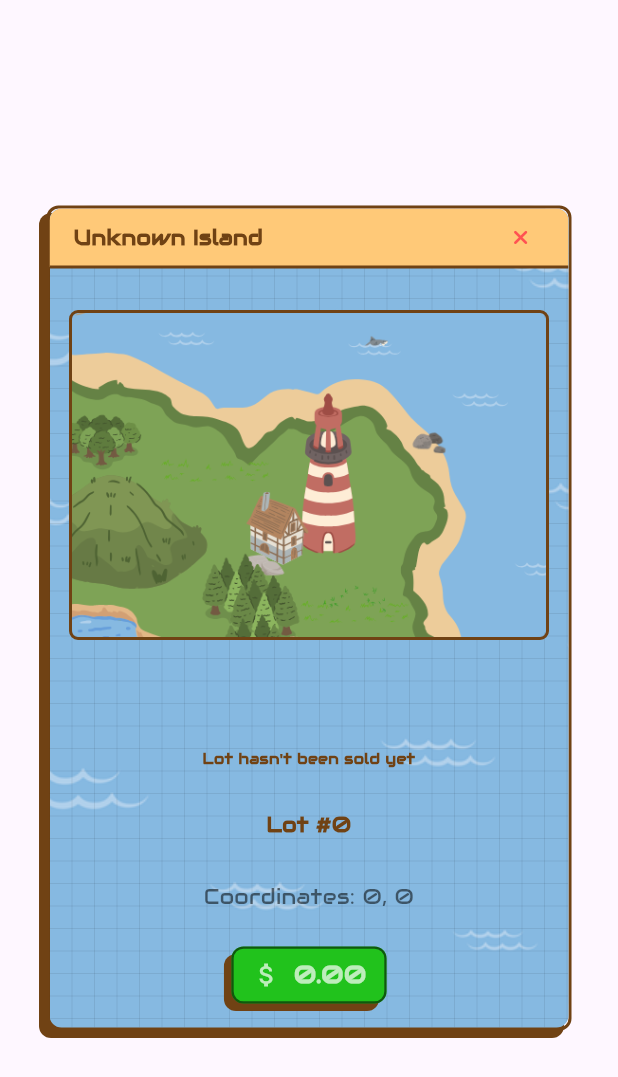
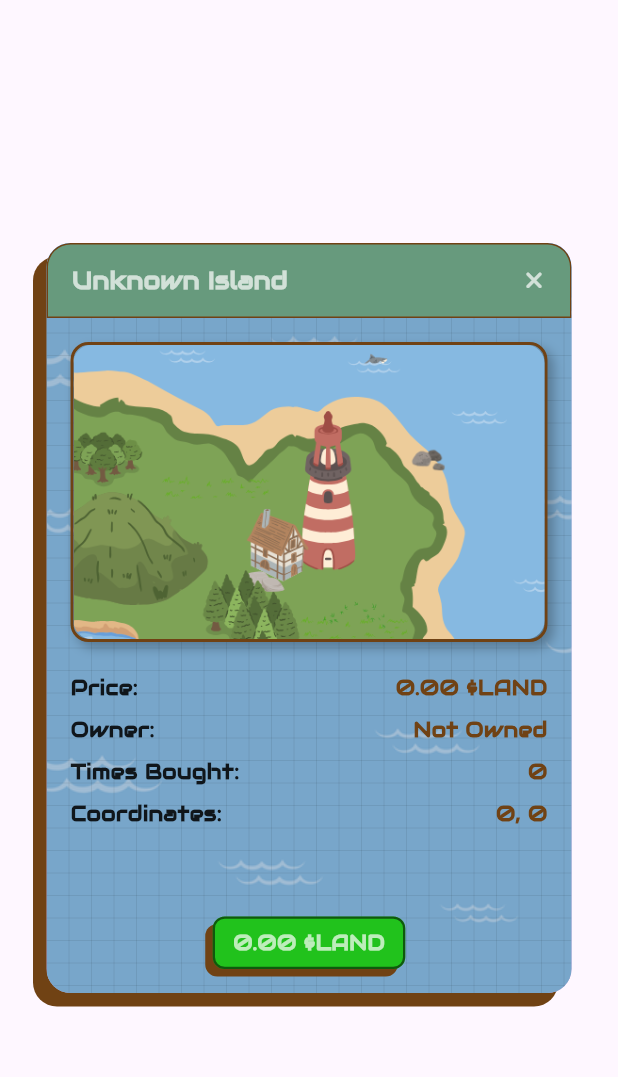
Before and after one commit to romaklym/isla_solara, a Flutter app: the SquareInfoDialog widget shown alone on an empty page, opened directly with empty values, on a phone screen of 412 x 824 dp. Shown: the top 1077 px of the screen. Run offline on Flutter 3.47's test engine with Material 3 defaults, Android fonts, the phone set to English and light mode, and no system bars; our stand-ins replace cloud_firestore, firebase_core, fl_chart, flutter_svg, font_awesome_flutter, go_router; missing offline and left inert: dart:html, dart:js, flutter_gradient_animation_text; accounts and stored records are empty.

Commit message:
updated square info to look different

```diff
--- a/lib/widgets/square_info_dialog.dart
+++ b/lib/widgets/square_info_dialog.dart
@@ -42,7 +42,6 @@ class _SquareInfoDialogState extends State<SquareInfoDialog> {
   Future<void> _loadIslandName() async {
     if (widget.cachedIslandData.containsKey(widget.squareNumber)) {
       // Already cached; set local state from cache (no Firestore read!)
-      print("Using cached data for island #${widget.squareNumber}");
       final cachedData = widget.cachedIslandData[widget.squareNumber]!;
       setState(() {
         islandName = cachedData['name'];
@@ -51,10 +50,6 @@ class _SquareInfoDialogState extends State<SquareInfoDialog> {
         timesBought = cachedData['times_bought'];
         islandType = cachedData['type'];
       });
-
-      // Print only if you really want to confirm a rebuild from cache
-      // print("Rebuild from cache");
-
       return;
     }
 
@@ -74,8 +69,6 @@ class _SquareInfoDialogState extends State<SquareInfoDialog> {
           currentOwner = data['current_owner'] ?? 'Unknown Owner';
           timesBought = data['times_bought'] ?? 0;
           islandType = data['type'] ?? 0;
-
-          print("Rebuild from Firestore fetch");
         });
       } else {
         setState(() {
@@ -89,6 +82,8 @@ class _SquareInfoDialogState extends State<SquareInfoDialog> {
       print("Error fetching island data from Firestore: $e");
     }
   }
+
+  final formatter = NumberFormat("#,##0.00", "en_US");
 
   Future<void> _handleIslandPurchase() async {
     final messenger = ScaffoldMessenger.of(context); // Create local reference
@@ -191,7 +186,6 @@ class _SquareInfoDialogState extends State<SquareInfoDialog> {
         }
       }
     } else {
-      final formatter = NumberFormat("#,##0.00", "en_US");
       Navigator.of(context).pop();
       // Insufficient funds warning
       messenger.showSnackBar(
@@ -230,33 +224,36 @@ class _SquareInfoDialogState extends State<SquareInfoDialog> {
   @override
   Widget build(BuildContext context) {
     return Dialog(
-      insetPadding: EdgeInsets.zero,
+      insetPadding: EdgeInsets.symmetric(horizontal: 20),
+      backgroundColor: Colors.transparent,
       child: Container(
         width: 350,
-        height: 550,
+        height: 500,
         decoration: BoxDecoration(
-          color: Colors.transparent,
-          borderRadius: BorderRadius.circular(8),
-          border: Border.all(
-            color: const Color(0xFF704214),
-            width: 2.0,
+          gradient: LinearGradient(
+            colors: [Color(0xFF86b9e1), Color(0xFFcda5e1)],
+            begin: Alignment.topLeft,
+            end: Alignment.bottomRight,
           ),
+          borderRadius: BorderRadius.circular(16),
           boxShadow: [
             BoxShadow(
               color: const Color(0xFF704214),
-              offset: const Offset(-5, 5),
+              offset: const Offset(-9, 9),
               blurRadius: 0,
             ),
           ],
         ),
         child: ClipRRect(
-          borderRadius: BorderRadius.circular(8),
+          borderRadius: BorderRadius.circular(16),
           child: Stack(
             children: [
               Positioned.fill(
                 child: Image.asset(
                   'assets/positioned.png',
                   fit: BoxFit.cover,
+                  color: Colors.black.withValues(alpha: 0.1),
+                  colorBlendMode: BlendMode.darken,
                 ),
               ),
               Positioned.fill(
@@ -268,141 +265,149 @@ class _SquareInfoDialogState extends State<SquareInfoDialog> {
                 children: [
                   // Title Bar
                   Container(
-                    height: 40,
+                    height: 50,
                     decoration: BoxDecoration(
-                      color: const Color(0xFFFFC978),
-                      borderRadius: const BorderRadius.vertical(
-                        top: Radius.circular(8),
+                      color: Color(0xFF679a7d),
+                      borderRadius: BorderRadius.vertical(
+                        top: Radius.circular(16),
                       ),
-                      border: const Border(
-                        bottom: BorderSide(
-                          color: Color(0xFF704214),
-                          width: 2,
+                      border: Border.all(
+                        color: const Color(0xFF704214),
+                        width: 1.0,
                       ),
                     ),
-                    ),
-                    child: Padding(
-                      padding: const EdgeInsets.symmetric(horizontal: 8.0),
                     child: Row(
                       mainAxisAlignment: MainAxisAlignment.spaceBetween,
                       children: [
                         Padding(
-                            padding: const EdgeInsets.only(left: 8.0),
+                          padding: const EdgeInsets.only(left: 16.0),
                           child: Text(
                             islandName ?? "Loading...",
-                              textAlign: TextAlign.center,
-                              style: const TextStyle(
+                            style: TextStyle(
                               fontFamily: "Audiowide",
                               fontWeight: FontWeight.bold,
-                                fontSize: 14.0,
-                                color: Color(0xFF704214),
+                              fontSize: 16.0,
+                              color: Colors.white70,
                             ),
-                              overflow: TextOverflow.ellipsis,
                           ),
                         ),
                         IconButton(
-                            icon: const FaIcon(
+                          icon: FaIcon(
                             FontAwesomeIcons.xmark,
-                              color: Colors.redAccent,
+                            color: Colors.white70,
+                            size: 16.0,
                           ),
                           onPressed: () => Navigator.of(context).pop(),
-                            iconSize: 14.0,
                         ),
                       ],
                     ),
                   ),
-                  ),
                   // Content Area
                   Expanded(
-                    child: Stack(
+                    child: Padding(
+                      padding: const EdgeInsets.all(16.0),
+                      child: Column(
                         children: [
-                        Padding(
-                          padding: const EdgeInsets.only(bottom: 50.0),
-                          child: Align(
-                            alignment: Alignment.center,
-                            child: Column(
-                              mainAxisAlignment: MainAxisAlignment.spaceEvenly,
-                              children: [
-                                // Show image based on the island type
-                                if (islandType != null)
                           Container(
-                                    width: 320,
-                                    height: 220,
+                            width: double.infinity,
+                            height: 200,
                             decoration: BoxDecoration(
+                              borderRadius: BorderRadius.circular(12),
                               border: Border.all(
-                                        color: const Color(0xFF704214),
-                                        width: 2.0,
+                                color: Color(0xFF704214),
+                                width: 2,
                               ),
-                                      borderRadius: BorderRadius.circular(6),
+                              boxShadow: [
+                                BoxShadow(
+                                  color: Colors.black26,
+                                  offset: Offset(4, 4),
+                                  blurRadius: 6,
+                                ),
+                              ],
                             ),
                             child: ClipRRect(
-                                      borderRadius: BorderRadius.circular(6),
+                              borderRadius: BorderRadius.circular(12),
                               child: Image.asset(
                                 'assets/card.png',
                                 fit: BoxFit.cover,
                               ),
                             ),
                           ),
-                                const SizedBox(height: 16),
-                                Text(
-                                  currentOwner == null || currentOwner!.isEmpty
-                                      ? "Lot hasn't been sold yet"
-                                      : "Current Owner: $currentOwner",
-                                  textAlign: TextAlign.center,
-                                  style: const TextStyle(
-                                    fontFamily: "Audiowide",
-                                    fontWeight: FontWeight.bold,
-                                    fontSize: 10.0,
-                                    color: Color(0xFF704214),
+                          SizedBox(height: 16),
+                          _buildInfoRow(
+                            label: "Price",
+                            value:
+                                "${formatter.format(islandPrice ?? 0.0).replaceAll(',', '\'')} \$LAND",
                           ),
+                          _buildInfoRow(
+                            label: "Owner",
+                            value: currentOwner != null
+                                ? '${currentOwner!.substring(0, (14 ~/ 2) - 1)}...${currentOwner!.substring(currentOwner!.length - ((14 ~/ 2) - 1))}'
+                                : "Not Owned",
                           ),
-                                Text(
-                                  "Lot #${widget.squareNumber}",
-                                  textAlign: TextAlign.center,
-                                  style: const TextStyle(
-                                    fontFamily: "Audiowide",
-                                    fontWeight: FontWeight.bold,
-                                    fontSize: 14.0,
-                                    color: Color(0xFF704214),
+                          _buildInfoRow(
+                            label: "Times Bought",
+                            value: timesBought?.toString() ?? "0",
                           ),
-                                ),
-                                Text(
-                                  "Coordinates: ${widget.row.toStringAsFixed(0)}, ${widget.col.toStringAsFixed(0)}",
-                                  textAlign: TextAlign.center,
-                                  style: const TextStyle(
-                                    fontSize: 14,
-                                    color: Colors.black54,
-                                    fontFamily: "Audiowide",
-                                  ),
+                          _buildInfoRow(
+                            label: "Coordinates",
+                            value:
+                                "${widget.row.toStringAsFixed(0)}, ${widget.col.toStringAsFixed(0)}",
                           ),
                         ],
                       ),
                     ),
                   ),
-                        Align(
-                          alignment: Alignment.bottomCenter,
-                          child: Padding(
-                            padding: const EdgeInsets.only(bottom: 16.0),
+                  // Action Button
+                  Padding(
+                    padding: const EdgeInsets.symmetric(horizontal: 16.0),
                     child: CustomButton(
-                              color: const Color(0xFF21c21c),
-                              label: islandPrice?.toStringAsFixed(2),
-                              icon: Icons.attach_money,
+                      color: Color(0xFF21c21c),
+                      fontSize: 14.0,
+                      iconSize: 18.0,
+                      label:
+                          "${formatter.format(islandPrice ?? 0.0).replaceAll(',', '\'')} \$LAND",
+                      // icon: Icons.attach_money,
                       onTap: () async {
                         _handleIslandPurchase();
                       },
-                              fontSize: 16.0,
-                              iconSize: 20.0,
                     ),
                   ),
-                        )
-                      ],
-                    ),
-                  ),
+                  SizedBox(height: 16),
                 ],
               ),
             ],
           ),
         ),
+      ),
+    );
+  }
+
+  Widget _buildInfoRow({required String label, required String value}) {
+    return Padding(
+      padding: const EdgeInsets.symmetric(vertical: 4.0),
+      child: Row(
+        mainAxisAlignment: MainAxisAlignment.spaceBetween,
+        children: [
+          Text(
+            "$label:",
+            style: TextStyle(
+              fontFamily: "Audiowide",
+              fontSize: 14.0,
+              color: Colors.black87,
+              fontWeight: FontWeight.bold,
+            ),
+          ),
+          Text(
+            value,
+            style: TextStyle(
+              fontFamily: "Audiowide",
+              fontSize: 14.0,
+              fontWeight: FontWeight.bold,
+              color: Color(0xFF704214),
+            ),
+          ),
+        ],
       ),
     );
   }
--- a/pubspec.yaml
+++ b/pubspec.yaml
@@ -47,6 +47,7 @@ dependencies:
   html: ^0.15.5
   fl_chart: ^0.70.1
   intl: ^0.20.1
+  flutter_gradient_animation_text: ^1.0.2
 
 
 dev_dependencies:
```
Also changed, not shown: lib/responsive/main_screen.dart (+33 -48 lines), pubspec.lock, 1 other file. Lines whose indentation alone changed are shown as unchanged.
